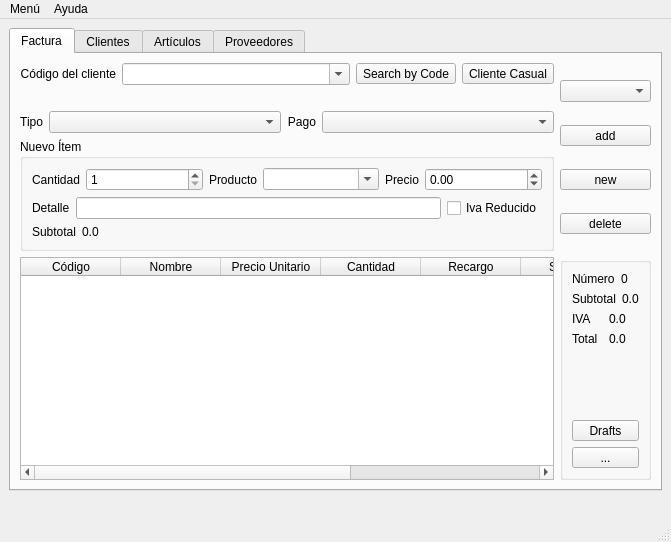
The window that banta/res/ui/main.ui (jerobarraco/banta) describes before a commit, drawn with Qt 5.
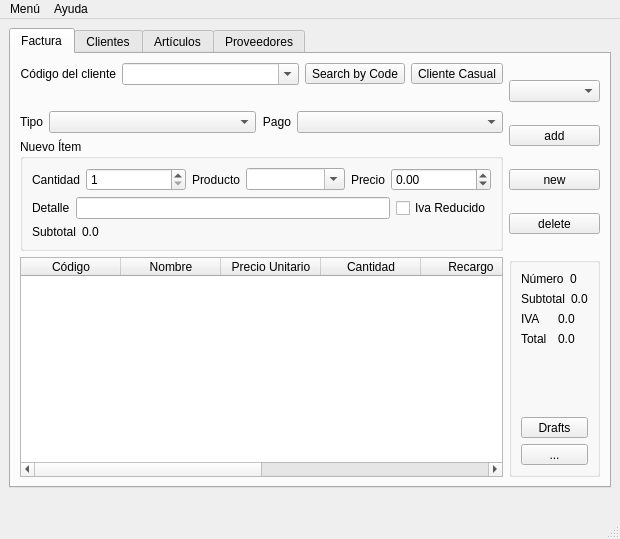
The same window after the commit. Icons and pictures are not drawn.

```diff
--- a/banta/res/ui/main.ui
+++ b/banta/res/ui/main.ui
@@ -6,8 +6,8 @@
    <rect>
     <x>0</x>
     <y>0</y>
-    <width>671</width>
-    <height>542</height>
+    <width>620</width>
+    <height>539</height>
    </rect>
   </property>
   <property name="sizePolicy">
@@ -835,7 +835,7 @@
     <rect>
      <x>0</x>
      <y>0</y>
-     <width>671</width>
+     <width>620</width>
      <height>22</height>
     </rect>
    </property>
```
Left out of the diff: 34 changed lines with no effect on the pictures.
